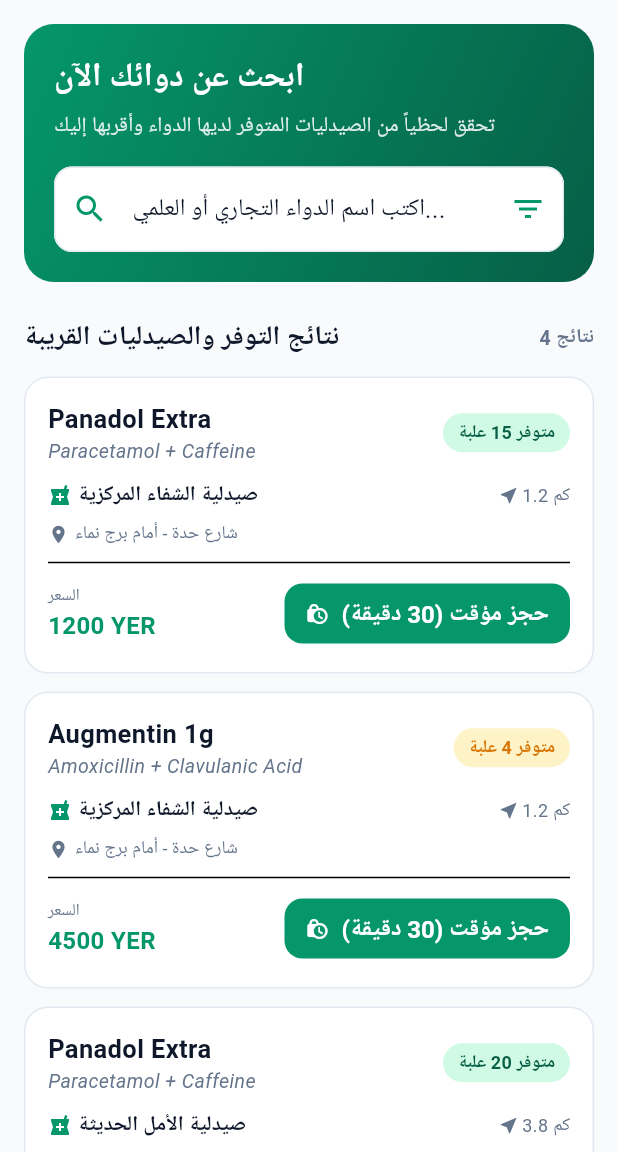
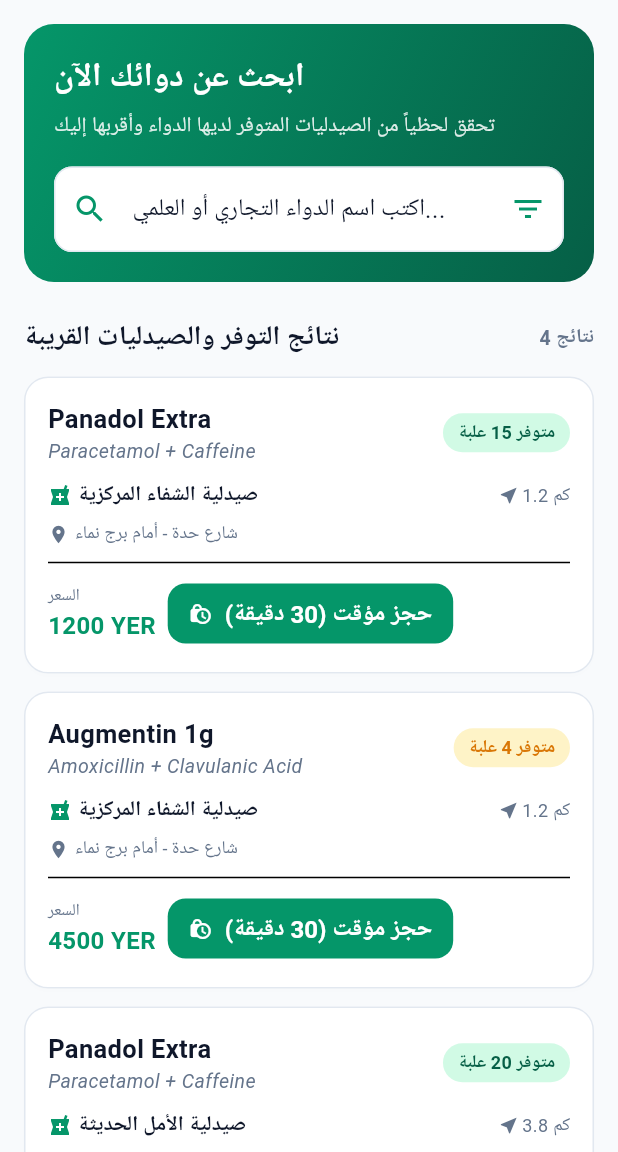
Before and after one commit to jacobkhaled01-spec/PharmaConnect, a Flutter app: the screen it shows after launch, on a phone screen of 412 x 824 dp, the part 84-1236 px from its top. Run offline on Flutter 3.47's test engine with Material 3 defaults, Android fonts, the phone set to English and light mode, and no system bars; network calls fail.

Commit message:
fix(frontend): resolve horizontal RenderFlex overflow in medicine card and details screens

```diff
--- a/frontend/lib/main.dart
+++ b/frontend/lib/main.dart
@@ -271,11 +271,14 @@
                 children: [
                   const Icon(Icons.local_pharmacy, size: 16, color: PharmaTheme.primaryGreen),
                   const SizedBox(width: 4),
-                  Text(
-                    item.pharmacy.name,
-                    style: const TextStyle(fontSize: 14, fontWeight: FontWeight.w600),
+                  Expanded(
+                    child: Text(
+                      item.pharmacy.name,
+                      style: const TextStyle(fontSize: 14, fontWeight: FontWeight.w600),
+                      overflow: TextOverflow.ellipsis,
+                    ),
                   ),
-                  const Spacer(),
+                  const SizedBox(width: 8),
                   if (item.distanceKm != null) ...[
                     const Icon(Icons.near_me, size: 14, color: PharmaTheme.textMuted),
                     const SizedBox(width: 2),
@@ -301,8 +304,11 @@
                 ],
               ),
               const Divider(height: 20),
-              Row(
-                mainAxisAlignment: MainAxisAlignment.spaceBetween,
+              Wrap(
+                alignment: WrapAlignment.spaceBetween,
+                crossAxisAlignment: WrapCrossAlignment.center,
+                runSpacing: 10,
+                spacing: 8,
                 children: [
                   Column(
                     crossAxisAlignment: CrossAxisAlignment.start,
--- a/frontend/lib/presentation/screens/reservation_pass_screen.dart
+++ b/frontend/lib/presentation/screens/reservation_pass_screen.dart
@@ -164,7 +164,8 @@
                       child: Row(
                         mainAxisAlignment: MainAxisAlignment.spaceBetween,
                         children: [
-                          Text('${item.medicineName} × ${item.quantity}'),
+                          Expanded(child: Text('${item.medicineName} × ${item.quantity}')),
+                          const SizedBox(width: 8),
                           Text('${item.subtotal.toStringAsFixed(0)} ريال', style: const TextStyle(fontWeight: FontWeight.bold)),
                         ],
                       ),
```
Also changed, not shown: frontend/lib/presentation/screens/medicine_details_screen.dart (+13 -2 lines).
